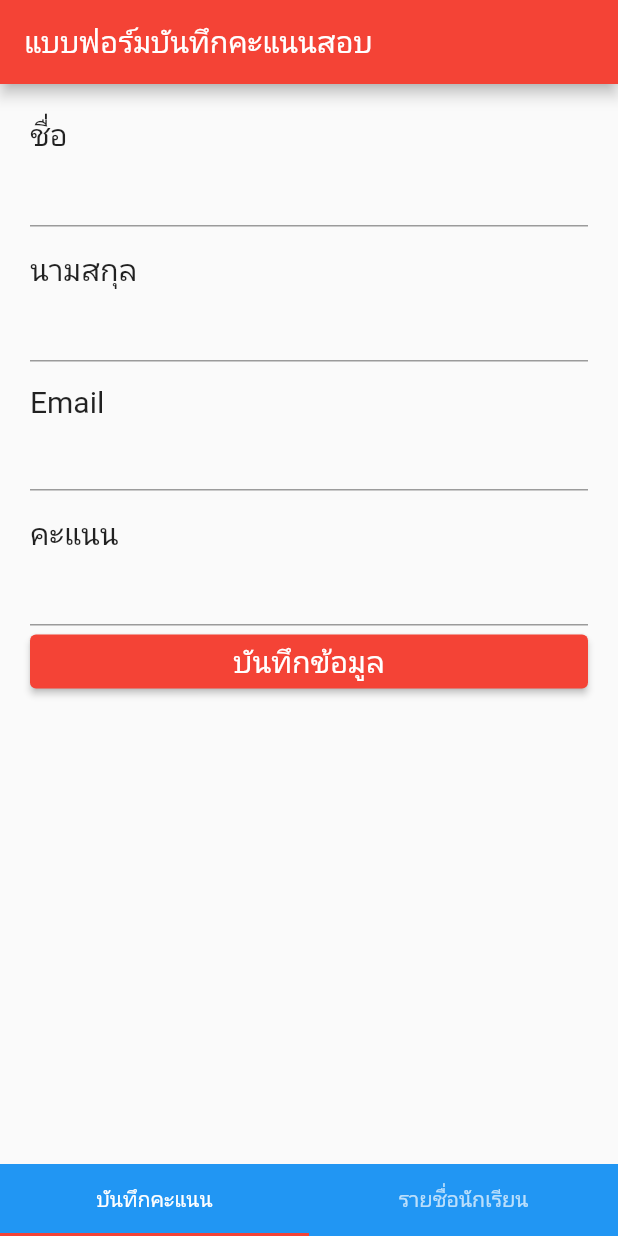
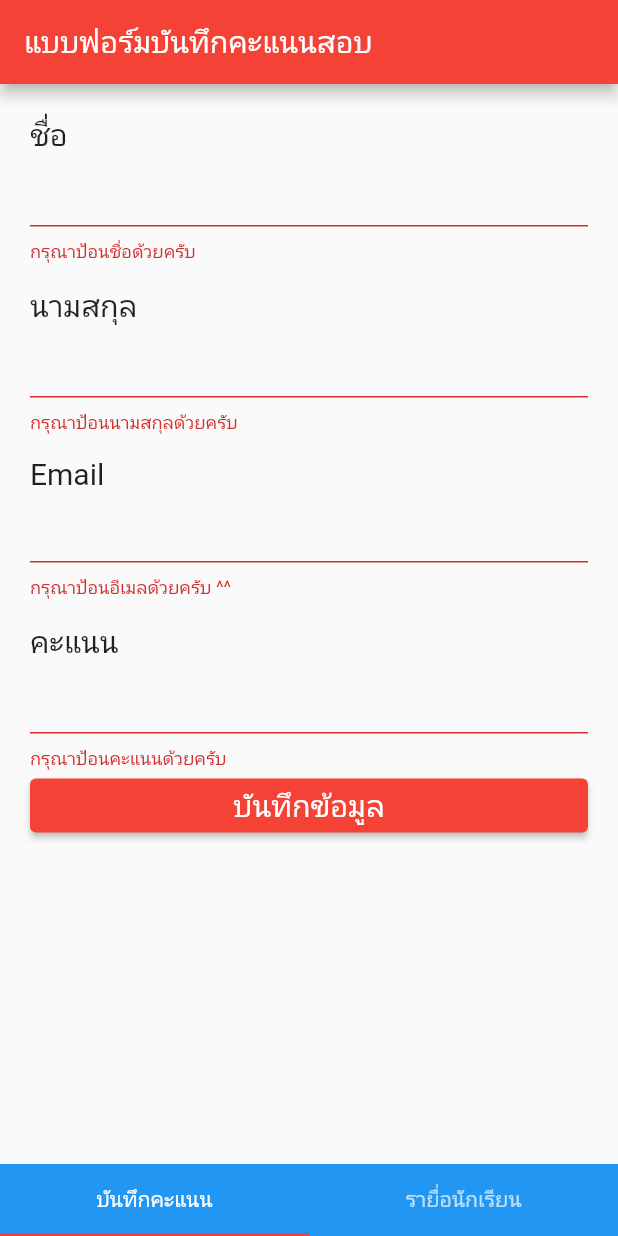
Before and after one commit to frankthanapong444/LAB-FireBase, a Flutter app: the screen it shows after launch, after a tap on "บันทึกข้อมูล", on a phone screen of 412 x 824 dp. Run offline on Flutter 3.47's test engine with Material 2 defaults, Android fonts, the phone set to English and light mode, and no system bars; our stand-ins replace cloud_firestore, firebase_core, form_field_validator; accounts and stored records are empty.

```diff
--- a/lib/main.dart
+++ b/lib/main.dart
@@ -56,7 +56,7 @@ class _MyHomePageState extends State<MyHomePage> {
               text: "บันทึกคะแนน",
             ),
             Tab(
-              text: "รายชื่อนักเรียน",
+              text: "รายื่อนักเรียน",
             )
           ],
         ),
--- /dev/null
+++ b/lib/model/student.dart
@@ -0,0 +1,8 @@
+class Student {
+  String fname = "adsasd";
+  String lname;
+  String email;
+  String score;
+
+  Student({this.fname, this.lname, this.email, this.score});
+}
--- a/lib/screen/fromscreen.dart
+++ b/lib/screen/fromscreen.dart
@@ -1,3 +1,5 @@
+import 'package:cloud_firestore/cloud_firestore.dart';
+import 'package:firebase_core/firebase_core.dart';
 import 'package:flutter/cupertino.dart';
 import 'package:flutter/material.dart';
 import 'package:flutter/src/foundation/key.dart';
@@ -15,10 +17,129 @@ class FromScreen extends StatefulWidget {
 class _FromScreenState extends State<FromScreen> {
   final fromKey = GlobalKey<FormState>();
   Student myStudent = Student();
+  //Setup Firebade
+  final Future<FirebaseApp> firebase = Firebase.initializeApp();
+
+  CollectionReference _studentCollection =
+      FirebaseFirestore.instance.collection("students");
 
   @override
   Widget build(BuildContext context) {
-    return Scaffold(
+    return FutureBuilder(
+        future: firebase,
+        builder: (context, snapshot) {
+          if (snapshot.hasError) {
+            return Scaffold(
+                appBar: AppBar(
+                  title: Text("Error"),
+                ),
+                body: Center(
+                  child: Text("${snapshot.error}"),
+                ));
+          }
+          if (snapshot.connectionState == ConnectionState.done) {
+            return Scaffold(
+              appBar: AppBar(title: Text("แบบฟอร์มบันทึกคะแนนสอบ")),
+              body: Container(
+                padding: EdgeInsets.all(20),
+                child: Form(
+                  key: fromKey,
+                  child: SingleChildScrollView(
+                    child: Column(
+                      crossAxisAlignment: CrossAxisAlignment.start,
+                      children: [
+                        Text(
+                          "ชื่อ",
+                          style: TextStyle(fontSize: 20),
+                        ),
+                        TextFormField(
+                          validator: RequiredValidator(
+                              errorText: "กรุณาป้อนชื่อด้วยครับ"),
+                          onSaved: (String fname) {
+                            myStudent.fname = fname;
+                          },
+                        ),
+                        SizedBox(
+                          height: 15,
+                        ),
+                        Text(
+                          "นามสกุล",
+                          style: TextStyle(fontSize: 20),
+                        ),
+                        TextFormField(
+                          validator: RequiredValidator(
+                              errorText: "กรุณาป้อนนามสกุลด้วยครับ"),
+                          onSaved: (String lname) {
+                            myStudent.lname = lname;
+                          },
+                        ),
+                        SizedBox(
+                          height: 15,
+                        ),
+                        Text(
+                          "Email",
+                          style: TextStyle(fontSize: 20),
+                        ),
+                        TextFormField(
+                          validator: MultiValidator([
+                            EmailValidator(errorText: "รูปแบบไม่ถูกต้อง"),
+                            RequiredValidator(
+                                errorText: "กรุณาป้อนอีเมลด้วยครับ ^^")
+                          ]),
+                          onSaved: (String email) {
+                            myStudent.email = email;
+                          },
+                          keyboardType: TextInputType.emailAddress,
+                        ),
+                        SizedBox(
+                          height: 15,
+                        ),
+                        Text(
+                          "คะแนน",
+                          style: TextStyle(fontSize: 20),
+                        ),
+                        TextFormField(
+                          validator: RequiredValidator(
+                              errorText: "กรุณาป้อนคะแนนด้วยครับ"),
+                          onSaved: (String score) {
+                            myStudent.score = score;
+                          },
+                          keyboardType: TextInputType.number,
+                        ),
+                        SizedBox(
+                          width: double.infinity,
+                          child: ElevatedButton(
+                              child: Text(
+                                "บันทึกข้อมูล",
+                                style: TextStyle(fontSize: 20),
+                              ),
+                              onPressed: () async {
+                                if (fromKey.currentState.validate()) {
+                                  fromKey.currentState.save();
+                                  await _studentCollection.add({
+                                    "fname": myStudent.fname,
+                                    "lname": myStudent.lname,
+                                    "email": myStudent.email,
+                                    "score": myStudent.score
+                                  });
+                                  fromKey.currentState.reset();
+                                }
+                              }),
+                        )
+                      ],
+                    ),
+                  ),
+                ),
+              ),
+            );
+          }
+          return Scaffold(
+            body: Center(
+              child: CircularProgressIndicator(),
+            ),
+          );
+        });
+    /*  return Scaffold(
       appBar: AppBar(title: Text("แบบฟอร์มบันทึกคะแนนสอบ")),
       body: Container(
         padding: EdgeInsets.all(20),
@@ -106,6 +227,6 @@ class _FromScreenState extends State<FromScreen> {
           ),
         ),
       ),
-    );
+    );*/
   }
 }
--- a/pubspec.yaml
+++ b/pubspec.yaml
@@ -36,6 +36,8 @@ dependencies:
   # Use with the CupertinoIcons class for iOS style icons.
   cupertino_icons: ^1.0.2
   form_field_validator: ^1.1.0
+  firebase_core: ^1.20.1
+  cloud_firestore: ^3.4.4
 
 dev_dependencies:
   flutter_test:
```
Also changed, not shown: pubspec.lock, 4 other files.
